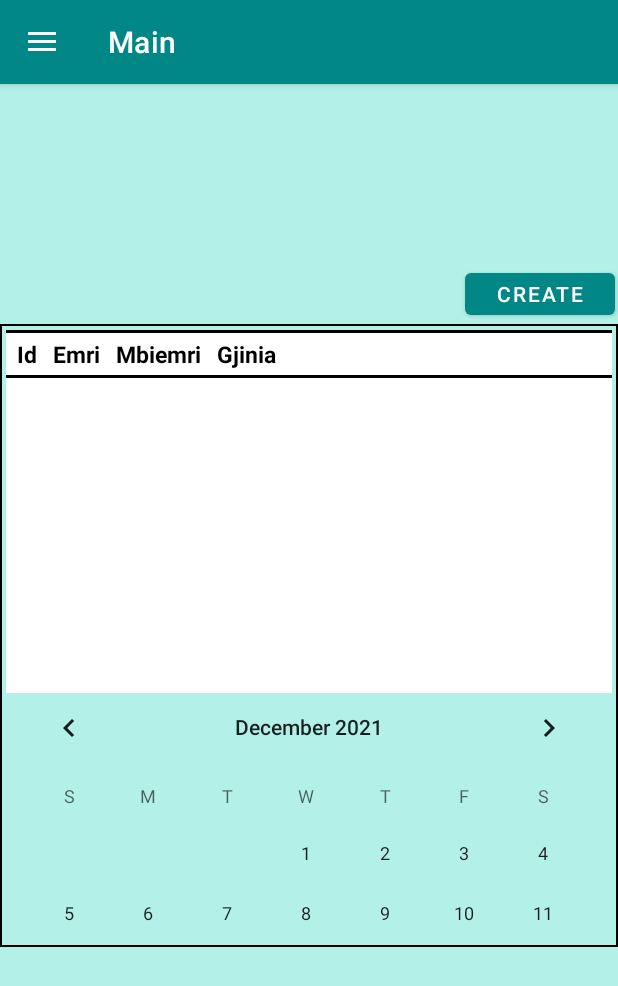
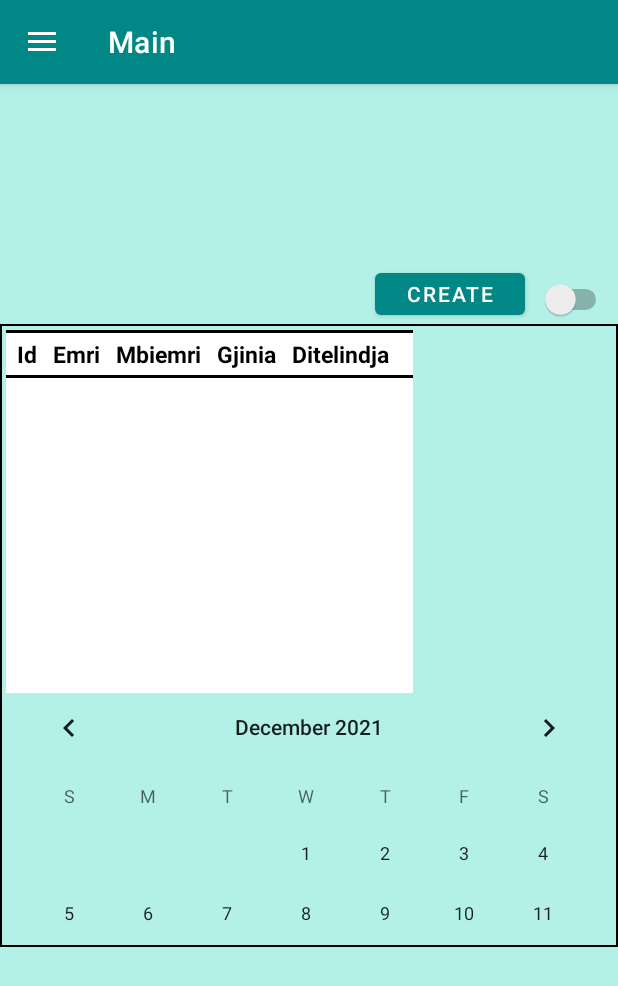
Before and after one commit to aliebaftijari/StudentRegister, an Android app: the screen it shows after launch once a user with an empty profile is signed in (MainActivity), on a phone screen of 412 x 824 dp. Shown: the top 986 px of the screen. Run offline under Robolectric (Android 15) with nearby library versions, the phone set to English and light mode, and no system bars; our stand-ins replace Firebase (no records; nobody signed in at launch, a user with empty details on screens opened directly).

```diff
--- a/app/src/main/res/layout/activity_main.xml
+++ b/app/src/main/res/layout/activity_main.xml
@@ -15,9 +15,17 @@
         android:layout_height="40dp"
         android:layout_marginTop="120dp"
         android:text="Create"
-        android:layout_marginLeft="310dp"
+        android:layout_marginLeft="250dp"
 
         />
+    <Switch
+        android:id="@+id/switch1"
+        android:layout_width="wrap_content"
+        android:layout_height="wrap_content"
+        android:layout_marginLeft="360dp"
+        android:layout_marginTop="130dp"
+         >
+    </Switch>
 
                 <RelativeLayout
                 android:id="@+id/relativeLayout"
@@ -26,8 +34,9 @@
                 android:layout_marginTop="160dp"
                 android:background="@drawable/border_layout">
 
+
                     <ScrollView
-                        android:id="@+id/sclStdInfo"
+                        android:id="@+id/sclStdInfo0"
                         android:layout_width="match_parent"
                         android:layout_height="250dp"
                         android:layout_rowSpan="1"
@@ -39,11 +48,15 @@
                         android:padding="4dp"
                         android:showDividers="middle">
 
-            <TableLayout
-                android:id="@+id/tblStudentInfo"
-                android:layout_width="match_parent"
-                android:layout_height="250dp"
-                android:background="@color/white">
+                        <HorizontalScrollView
+                            android:layout_width="match_parent" android:layout_height="250dp">
+
+                           <TableLayout
+                            android:id="@+id/tblStudentInfo"
+                            android:layout_width="match_parent"
+                            android:layout_height="250dp"
+                            android:background="@color/white"
+                           >
 
                 <TableRow
                     android:background="@drawable/border_top_and_bottom_table_row"
@@ -89,6 +102,15 @@
                         android:textColor="#000000"
                         android:textSize="15sp"
                         android:textStyle="bold" />
+                    <TextView
+                        android:id="@+id/Ditelindja"
+                        android:layout_height="wrap_content"
+                        android:gravity="center"
+                        android:padding="5dp"
+                        android:text="Ditelindja"
+                        android:textColor="#000000"
+                        android:textSize="15sp"
+                        android:textStyle="bold" />
 
                     <TextView
                         android:id="@+id/Buttons"
@@ -99,7 +121,8 @@
                         android:textSize="11sp"
                         android:textStyle="bold" />
                 </TableRow>
-            </TableLayout>
+                    </TableLayout>
+                        </HorizontalScrollView>
             </ScrollView>
 
                     <CalendarView
```
Also changed, not shown: app/src/main/java/com/example/studentregister/InfoActivity.java (+26 -1 lines), app/src/main/java/com/example/studentregister/MainActivity.java (+46 -14 lines), app/src/main/java/com/example/studentregister/RegisterActivity.java (+72 -82 lines), app/src/main/java/com/example/studentregister/db/DBHelper.java (+13 -16 lines).
